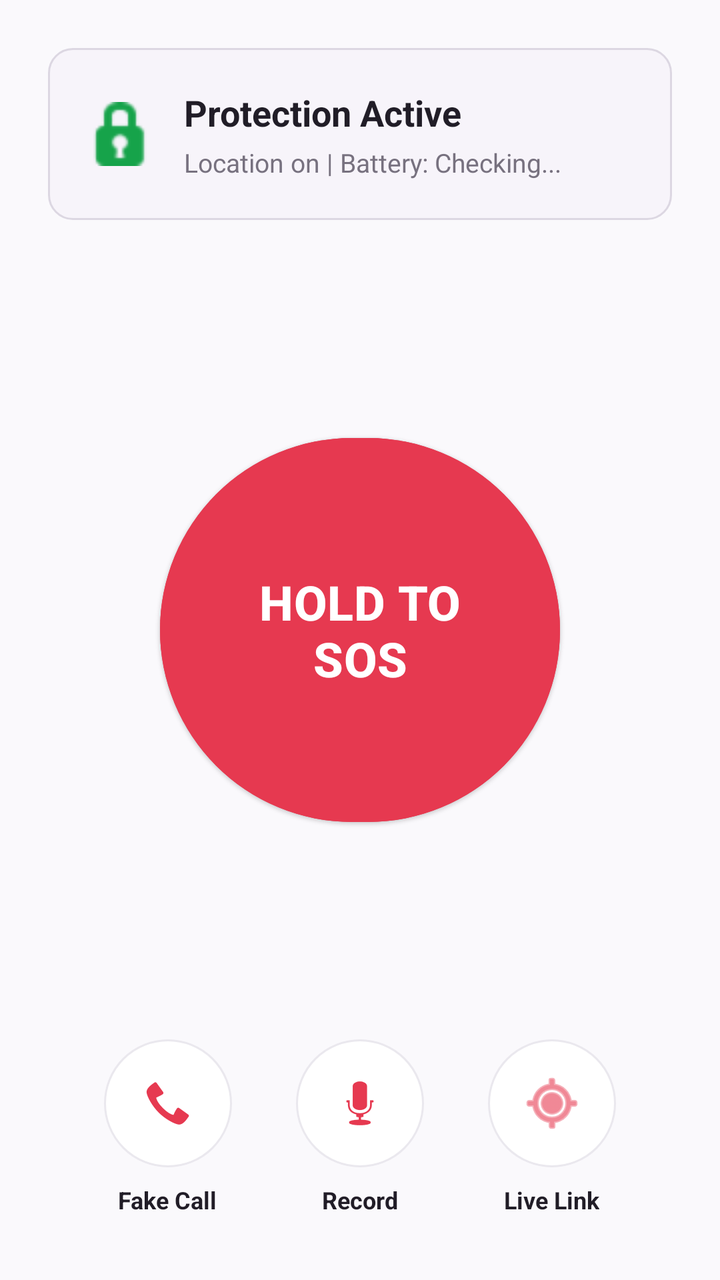
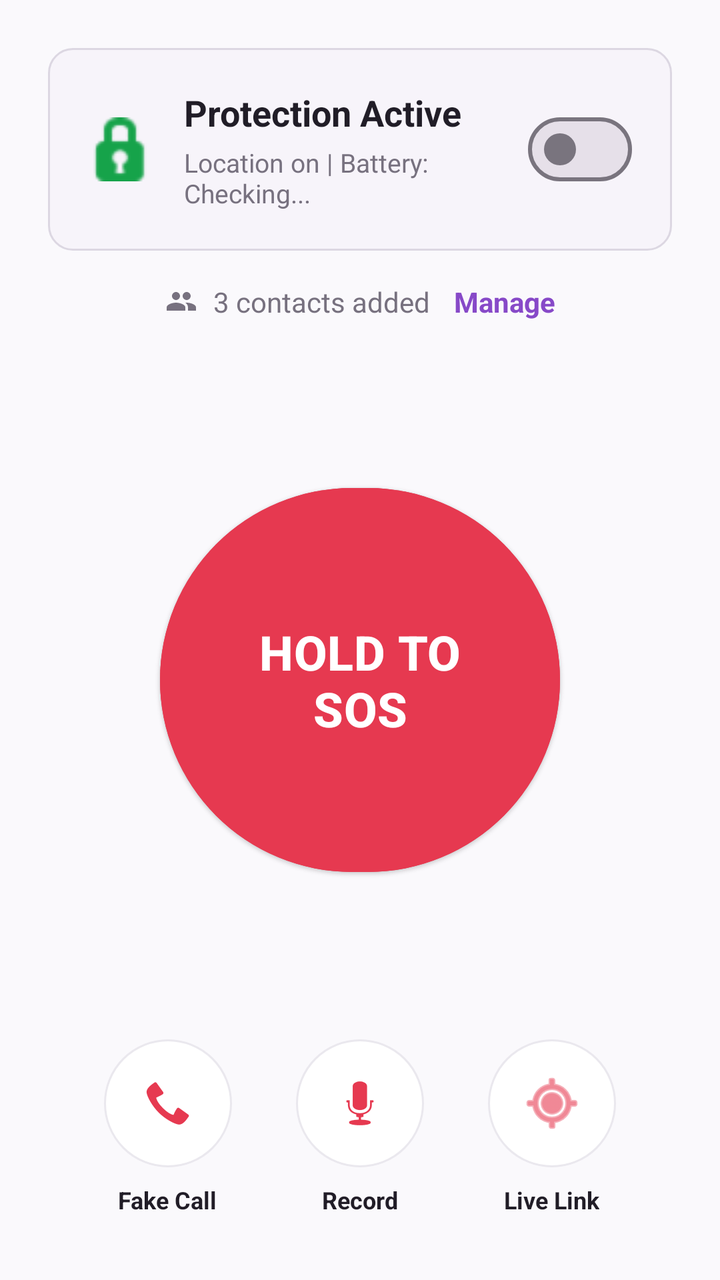

Screens rendered from an Android XML layout before and after an edit, with the pre-edit source and the edit as a unified diff.
<!-- AndroidManifest.xml: application theme Theme.WomenSafety -->
<!-- res/layout/fragment_home.xml -->
<?xml version="1.0" encoding="utf-8"?>
<androidx.constraintlayout.widget.ConstraintLayout xmlns:android="http://schemas.android.com/apk/res/android"
    xmlns:app="http://schemas.android.com/apk/res-auto"
    xmlns:tools="http://schemas.android.com/tools"
    android:layout_width="match_parent"
    android:layout_height="match_parent"
    android:background="@color/premium_login_bg"
    tools:context=".ui.home.HomeFragment">

    
    <FrameLayout
        android:id="@+id/card_status"
        android:layout_width="match_parent"
        android:layout_height="wrap_content"
        android:layout_marginHorizontal="24dp"
        android:layout_marginTop="24dp"
        android:background="@drawable/bg_premium_input_normal"
        app:layout_constraintTop_toTopOf="parent">

        <LinearLayout
            android:layout_width="match_parent"
            android:layout_height="wrap_content"
            android:orientation="horizontal"
            android:padding="20dp"
            android:gravity="center_vertical">

            <ImageView
                android:id="@+id/iv_status_icon"
                android:layout_width="32dp"
                android:layout_height="32dp"
                android:src="@android:drawable/ic_secure"
                app:tint="@color/status_safe" />

            <LinearLayout
                android:layout_width="0dp"
                android:layout_height="wrap_content"
                android:layout_marginStart="16dp"
                android:layout_weight="1"
                android:orientation="vertical">

                <TextView
                    android:id="@+id/tv_status_title"
                    android:layout_width="wrap_content"
                    android:layout_height="wrap_content"
                    android:text="Protection Active"
                    android:textColor="@color/premium_login_text_main"
                    android:textSize="18sp"
                    android:textStyle="bold" />

                <TextView
                    android:id="@+id/tv_status_desc"
                    android:layout_width="wrap_content"
                    android:layout_height="wrap_content"
                    android:layout_marginTop="4dp"
                    android:text="Location on | Battery: Checking..."
                    android:textColor="@color/premium_login_text_secondary"
                    android:textSize="13sp" />
            </LinearLayout>
        </LinearLayout>
    </FrameLayout>

    
    <View
        android:id="@+id/pulse_bg_2"
        android:layout_width="200dp"
        android:layout_height="200dp"
        android:background="@drawable/pulse_circle"
        android:alpha="0.3"
        android:visibility="invisible"
        app:layout_constraintBottom_toTopOf="@+id/layout_quick_actions"
        app:layout_constraintEnd_toEndOf="parent"
        app:layout_constraintStart_toStartOf="parent"
        app:layout_constraintTop_toBottomOf="@+id/card_status" />

    <View
        android:id="@+id/pulse_bg_1"
        android:layout_width="200dp"
        android:layout_height="200dp"
        android:background="@drawable/pulse_circle"
        android:alpha="0.5"
        android:visibility="invisible"
        app:layout_constraintBottom_toTopOf="@+id/layout_quick_actions"
        app:layout_constraintEnd_toEndOf="parent"
        app:layout_constraintStart_toStartOf="parent"
        app:layout_constraintTop_toBottomOf="@+id/card_status" />

    
    <com.google.android.material.button.MaterialButton
        android:id="@+id/btn_sos"
        style="@style/Widget.Material3.Button.ElevatedButton"
        android:layout_width="200dp"
        android:layout_height="200dp"
        android:backgroundTint="?attr/colorError"
        android:contentDescription="Emergency SOS Button. Tap and hold to send an emergency text message and your location to your contacts."
        android:text="HOLD TO SOS"
        android:textColor="?attr/colorOnError"
        android:textSize="24sp"
        android:textStyle="bold"
        app:cornerRadius="100dp"
        app:elevation="8dp"
        app:layout_constraintBottom_toTopOf="@+id/layout_quick_actions"
        app:layout_constraintEnd_toEndOf="parent"
        app:layout_constraintStart_toStartOf="parent"
        app:layout_constraintTop_toBottomOf="@+id/card_status" />

    
    <LinearLayout
        android:id="@+id/layout_quick_actions"
        android:layout_width="match_parent"
        android:layout_height="wrap_content"
        android:orientation="horizontal"
        android:gravity="center"
        android:layout_marginBottom="32dp"
        app:layout_constraintBottom_toBottomOf="parent">

        <LinearLayout
            android:layout_width="wrap_content"
            android:layout_height="wrap_content"
            android:orientation="vertical"
            android:gravity="center"
            android:layout_marginHorizontal="16dp">
            
            <ImageButton
                android:id="@+id/btn_quick_fake_call"
                android:layout_width="64dp"
                android:layout_height="64dp"
                android:background="@drawable/circle_bg_secondary"
                android:src="@android:drawable/stat_sys_phone_call"
                app:tint="?attr/colorPrimary" />
                
                <TextView
                android:layout_width="wrap_content"
                android:layout_height="wrap_content"
                android:layout_marginTop="8dp"
                android:text="Fake Call"
                android:textColor="@color/premium_login_text_main"
                android:textSize="12sp"
                android:textStyle="bold" />
        </LinearLayout>

        <LinearLayout
            android:layout_width="wrap_content"
            android:layout_height="wrap_content"
            android:orientation="vertical"
            android:gravity="center"
            android:layout_marginHorizontal="16dp">
            
            <ImageButton
                android:id="@+id/btn_quick_record"
                android:layout_width="64dp"
                android:layout_height="64dp"
                android:background="@drawable/circle_bg_secondary"
                android:src="@android:drawable/ic_btn_speak_now"
                app:tint="?attr/colorPrimary" />
                
                <TextView
                android:layout_width="wrap_content"
                android:layout_height="wrap_content"
                android:layout_marginTop="8dp"
                android:text="Record"
                android:textColor="@color/premium_login_text_main"
                android:textSize="12sp"
                android:textStyle="bold" />
        </LinearLayout>

        <LinearLayout
            android:layout_width="wrap_content"
            android:layout_height="wrap_content"
            android:orientation="vertical"
            android:gravity="center"
            android:layout_marginHorizontal="16dp">
            
            <ImageButton
                android:id="@+id/btn_quick_share_location"
                android:layout_width="64dp"
                android:layout_height="64dp"
                android:background="@drawable/circle_bg_secondary"
                android:src="@android:drawable/ic_menu_mylocation"
                app:tint="?attr/colorPrimary" />
                
                <TextView
                android:layout_width="wrap_content"
                android:layout_height="wrap_content"
                android:layout_marginTop="8dp"
                android:text="Live Link"
                android:textColor="@color/premium_login_text_main"
                android:textSize="12sp"
                android:textStyle="bold" />
        </LinearLayout>
    </LinearLayout>

</androidx.constraintlayout.widget.ConstraintLayout>
<!-- resources referenced by this layout -->
<resources>
  <color name="premium_login_bg">#FAF9FC</color>
  <color name="premium_login_text_main">#211D27</color>
  <color name="premium_login_text_secondary">#77717F</color>
  <color name="status_safe">#16A34A</color>
  <!-- drawable pulse_circle (drawable) -->
  <?xml version="1.0" encoding="utf-8"?>
  <shape xmlns:android="http://schemas.android.com/apk/res/android"
      android:shape="oval">
      <solid android:color="?attr/colorError" />
  </shape>
  <style name="Theme.WomenSafety" parent="Base.Theme.WomenSafety" />
  <color name="premium_login_input_bg">#F7F4FA</color>
  <color name="premium_login_border">#DCD7E2</color>
  <color name="border">#EAE8EE</color>
  <color name="primary">#E63950</color>
  <color name="primary_dark">#B91C35</color>
  <color name="background">#FDFCFE</color>
  <color name="surface">#FFFFFF</color>
  <color name="on_surface">#2D2C31</color>
  <color name="on_surface_secondary">#5F5E64</color>
  <color name="sos">#E63950</color>
  <style name="TextAppearance.WomenSafety.AppTitle" parent="TextAppearance.Material3.HeadlineLarge">
          <item name="android:textSize">24sp</item>
          <item name="android:textStyle">bold</item>
          <item name="android:fontFamily">sans-serif</item>
      </style>
  <style name="TextAppearance.WomenSafety.ScreenTitle" parent="TextAppearance.Material3.HeadlineMedium">
          <item name="android:textSize">22sp</item>
          <item name="android:textStyle">bold</item> 
          <item name="android:textFontWeight">600</item> 
          <item name="android:fontFamily">sans-serif</item>
      </style>
  <style name="TextAppearance.WomenSafety.Body" parent="TextAppearance.Material3.BodyMedium">
          <item name="android:textSize">15sp</item>
          <item name="android:fontFamily">sans-serif</item>
      </style>
  <style name="TextAppearance.WomenSafety.Caption" parent="TextAppearance.Material3.BodySmall">
          <item name="android:textSize">12sp</item>
          <item name="android:fontFamily">sans-serif</item>
      </style>
  <!-- unchanged entries left out for length: 4 -->
</resources>

<!-- the commit's change to res/layout/fragment_home.xml (unified diff, before → after) -->
@@ -29,6 +29,7 @@
                 android:layout_width="32dp"
                 android:layout_height="32dp"
                 android:src="@android:drawable/ic_secure"
+                android:contentDescription="@string/cd_status_icon"
                 app:tint="@color/status_safe" />
 
             <LinearLayout
@@ -42,7 +43,7 @@
                     android:id="@+id/tv_status_title"
                     android:layout_width="wrap_content"
                     android:layout_height="wrap_content"
-                    android:text="Protection Active"
+                    android:text="@string/home_protection_active"
                     android:textColor="@color/premium_login_text_main"
                     android:textSize="18sp"
                     android:textStyle="bold" />
@@ -52,10 +53,16 @@
                     android:layout_width="wrap_content"
                     android:layout_height="wrap_content"
                     android:layout_marginTop="4dp"
-                    android:text="Location on | Battery: Checking..."
+                    android:text="@string/home_battery_checking"
                     android:textColor="@color/premium_login_text_secondary"
                     android:textSize="13sp" />
             </LinearLayout>
+
+            <com.google.android.material.materialswitch.MaterialSwitch
+                android:id="@+id/switch_protection"
+                android:layout_width="wrap_content"
+                android:layout_height="wrap_content"
+                android:layout_marginStart="8dp" />
         </LinearLayout>
     </FrameLayout>
 
@@ -67,6 +74,7 @@
         android:background="@drawable/pulse_circle"
         android:alpha="0.3"
         android:visibility="invisible"
+        android:importantForAccessibility="no"
         app:layout_constraintBottom_toTopOf="@+id/layout_quick_actions"
         app:layout_constraintEnd_toEndOf="parent"
         app:layout_constraintStart_toStartOf="parent"
@@ -79,10 +87,53 @@
         android:background="@drawable/pulse_circle"
         android:alpha="0.5"
         android:visibility="invisible"
+        android:importantForAccessibility="no"
         app:layout_constraintBottom_toTopOf="@+id/layout_quick_actions"
         app:layout_constraintEnd_toEndOf="parent"
         app:layout_constraintStart_toStartOf="parent"
-        app:layout_constraintTop_toBottomOf="@+id/card_status" />
+        app:layout_constraintTop_toBottomOf="@+id/layout_contact_summary" />
+
+    
+    <LinearLayout
+        android:id="@+id/layout_contact_summary"
+        android:layout_width="wrap_content"
+        android:layout_height="wrap_content"
+        android:orientation="horizontal"
+        android:gravity="center_vertical"
+        android:layout_marginTop="16dp"
+        app:layout_constraintTop_toBottomOf="@+id/card_status"
+        app:layout_constraintStart_toStartOf="parent"
+        app:layout_constraintEnd_toEndOf="parent">
+
+        <ImageView
+            android:layout_width="16dp"
+            android:layout_height="16dp"
+            android:src="@drawable/ic_contacts"
+            android:contentDescription="@string/cd_contacts_icon"
+            app:tint="@color/premium_login_text_secondary" />
+
+        <TextView
+            android:id="@+id/tv_contact_summary"
+            android:layout_width="wrap_content"
+            android:layout_height="wrap_content"
+            android:layout_marginStart="8dp"
+            android:text="@string/home_contacts_added"
+            android:textColor="@color/premium_login_text_secondary"
+            android:textSize="14sp" />
+
+        <TextView
+            android:id="@+id/tv_manage_contacts"
+            android:layout_width="wrap_content"
+            android:layout_height="wrap_content"
+            android:layout_marginStart="12dp"
+            android:text="@string/home_manage_contacts"
+            android:textColor="@color/premium_login_primary"
+            android:textStyle="bold"
+            android:textSize="14sp"
+            android:clickable="true"
+            android:focusable="true"
+            android:background="?attr/selectableItemBackground" />
+    </LinearLayout>
 
     
     <com.google.android.material.button.MaterialButton
@@ -91,8 +142,8 @@
         android:layout_width="200dp"
         android:layout_height="200dp"
         android:backgroundTint="?attr/colorError"
-        android:contentDescription="Emergency SOS Button. Tap and hold to send an emergency text message and your location to your contacts."
-        android:text="HOLD TO SOS"
+        android:contentDescription="@string/cd_sos_button"
+        android:text="@string/home_btn_sos"
         android:textColor="?attr/colorOnError"
         android:textSize="24sp"
         android:textStyle="bold"
@@ -101,7 +152,7 @@
         app:layout_constraintBottom_toTopOf="@+id/layout_quick_actions"
         app:layout_constraintEnd_toEndOf="parent"
         app:layout_constraintStart_toStartOf="parent"
-        app:layout_constraintTop_toBottomOf="@+id/card_status" />
+        app:layout_constraintTop_toBottomOf="@+id/layout_contact_summary" />
 
     
     <LinearLayout
@@ -126,13 +177,14 @@
                 android:layout_height="64dp"
                 android:background="@drawable/circle_bg_secondary"
                 android:src="@android:drawable/stat_sys_phone_call"
+                android:contentDescription="@string/cd_fake_call"
                 app:tint="?attr/colorPrimary" />
                 
                 <TextView
                 android:layout_width="wrap_content"
                 android:layout_height="wrap_content"
                 android:layout_marginTop="8dp"
-                android:text="Fake Call"
+                android:text="@string/home_quick_fake_call"
                 android:textColor="@color/premium_login_text_main"
                 android:textSize="12sp"
                 android:textStyle="bold" />
@@ -151,13 +203,14 @@
                 android:layout_height="64dp"
                 android:background="@drawable/circle_bg_secondary"
                 android:src="@android:drawable/ic_btn_speak_now"
+                android:contentDescription="@string/cd_record"
                 app:tint="?attr/colorPrimary" />
                 
                 <TextView
                 android:layout_width="wrap_content"
                 android:layout_height="wrap_content"
                 android:layout_marginTop="8dp"
-                android:text="Record"
+                android:text="@string/home_quick_record"
                 android:textColor="@color/premium_login_text_main"
                 android:textSize="12sp"
                 android:textStyle="bold" />
@@ -176,13 +229,14 @@
                 android:layout_height="64dp"
                 android:background="@drawable/circle_bg_secondary"
                 android:src="@android:drawable/ic_menu_mylocation"
+                android:contentDescription="@string/cd_live_link"
                 app:tint="?attr/colorPrimary" />
                 
                 <TextView
                 android:layout_width="wrap_content"
                 android:layout_height="wrap_content"
                 android:layout_marginTop="8dp"
-                android:text="Live Link"
+                android:text="@string/home_quick_live_link"
                 android:textColor="@color/premium_login_text_main"
                 android:textSize="12sp"
                 android:textStyle="bold" />
<!-- resource entries referenced after the edit -->
@@ -1,15 +1,41 @@
 <!-- resources referenced by this layout -->
 <resources>
   <color name="premium_login_bg">#FAF9FC</color>
+  <color name="premium_login_primary">#8749C8</color>
   <color name="premium_login_text_main">#211D27</color>
   <color name="premium_login_text_secondary">#77717F</color>
   <color name="status_safe">#16A34A</color>
+  <!-- drawable ic_contacts (drawable) -->
+  <vector xmlns:android="http://schemas.android.com/apk/res/android"
+      android:width="24dp"
+      android:height="24dp"
+      android:viewportWidth="24"
+      android:viewportHeight="24"
+      android:tint="?attr/colorControlNormal">
+    <path
+        android:fillColor="@android:color/white"
+        android:pathData="M16,11c1.66,0 2.99,-1.34 2.99,-3S17.66,5 16,5c-1.66,0 -3,1.34 -3,3s1.34,3 3,3zm-8,0c1.66,0 2.99,-1.34 2.99,-3S9.66,5 8,5C6.34,5 5,6.34 5,8s1.34,3 3,3zm0,2c-2.33,0 -7,1.17 -7,3.5V19h14v-2.5c0,-2.33 -4.67,-3.5 -7,-3.5zm8,0c-0.29,0 -0.62,0.02 -0.97,0.05 1.16,0.84 1.97,1.97 1.97,3.45V19h6v-2.5c0,-2.33 -4.67,-3.5 -7,-3.5z"/>
+  </vector>
   <!-- drawable pulse_circle (drawable) -->
   <?xml version="1.0" encoding="utf-8"?>
   <shape xmlns:android="http://schemas.android.com/apk/res/android"
       android:shape="oval">
       <solid android:color="?attr/colorError" />
   </shape>
+  <string name="cd_contacts_icon">Contacts icon</string>
+  <string name="cd_fake_call">Schedule a fake call to escape an uncomfortable situation</string>
+  <string name="cd_live_link">Share your live location with contacts</string>
+  <string name="cd_record">Start recording emergency audio</string>
+  <string name="cd_sos_button">Emergency SOS Button. Tap and hold to send an emergency text message and your location to your contacts.</string>
+  <string name="cd_status_icon">Protection status icon</string>
+  <string name="home_battery_checking">Location on | Battery: Checking...</string>
+  <string name="home_btn_sos">HOLD TO SOS</string>
+  <string name="home_contacts_added">3 contacts added</string>
+  <string name="home_manage_contacts">Manage</string>
+  <string name="home_protection_active">Protection Active</string>
+  <string name="home_quick_fake_call">Fake Call</string>
+  <string name="home_quick_live_link">Live Link</string>
+  <string name="home_quick_record">Record</string>
   <style name="Theme.WomenSafety" parent="Base.Theme.WomenSafety" />
   <color name="premium_login_input_bg">#F7F4FA</color>
   <color name="premium_login_border">#DCD7E2</color>
